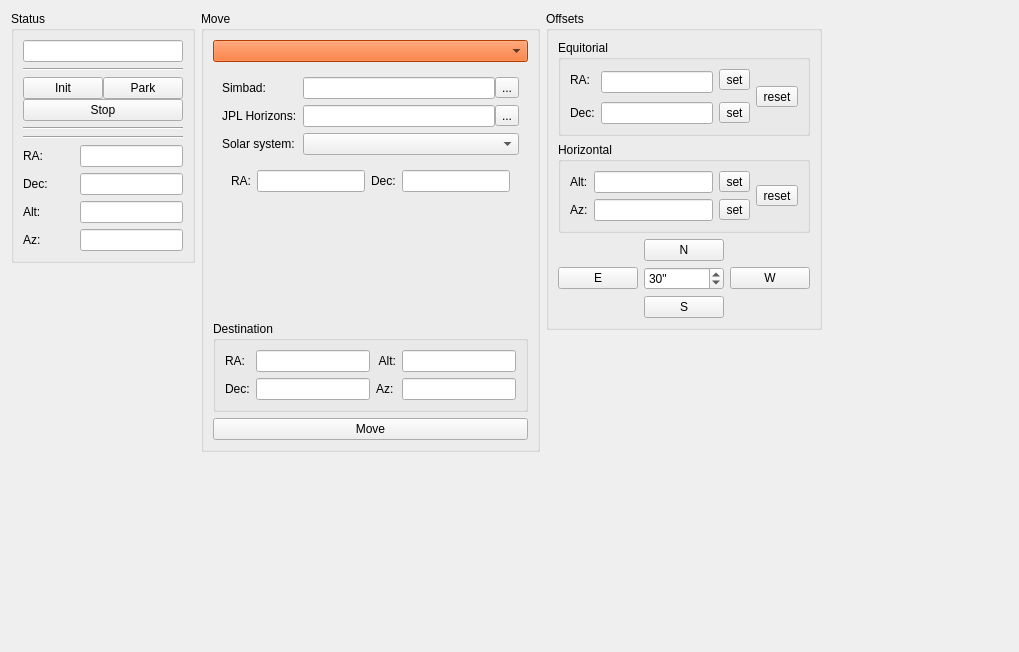
First picture: the form in pyobs_gui/qt/telescopewidget.ui, repository pyobs/pyobs-gui, before the edit.
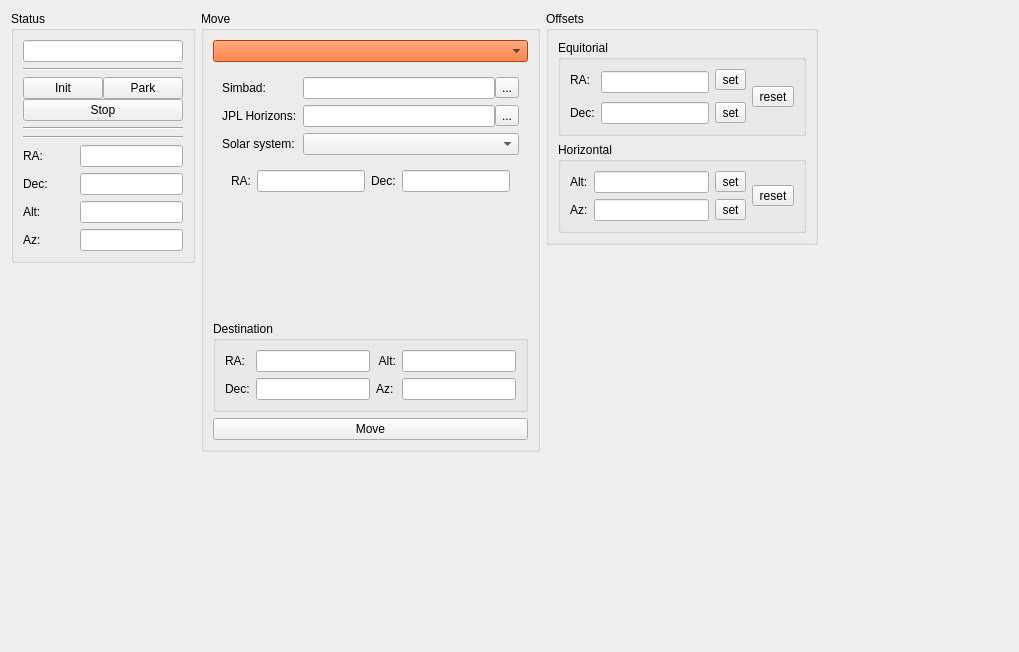
Second picture: the form after the edit. Icons and pictures are not drawn. Custom widgets are drawn as their Qt base class.

Patch:
```diff
--- a/pyobs_gui/qt/telescopewidget.ui
+++ b/pyobs_gui/qt/telescopewidget.ui
@@ -1580,87 +1580,6 @@
           </layout>
          </widget>
         </item>
-        <item>
-         <layout class="QHBoxLayout" name="horizontalLayout_3">
-          <property name="spacing">
-           <number>0</number>
-          </property>
-         </layout>
-        </item>
-        <item>
-         <layout class="QHBoxLayout" name="horizontalLayout_5">
-          <property name="spacing">
-           <number>0</number>
-          </property>
-         </layout>
-        </item>
-        <item>
-         <layout class="QGridLayout" name="gridLayout_7">
-          <item row="1" column="0">
-           <widget class="QPushButton" name="buttonOffsetEast">
-            <property name="text">
-             <string>E</string>
-            </property>
-            <property name="icon">
-             <iconset resource="resources.qrc">
-              <normaloff>:/resources/arrow-alt-circle-left-solid.svg</normaloff>:/resources/arrow-alt-circle-left-solid.svg</iconset>
-            </property>
-           </widget>
-          </item>
-          <item row="1" column="1">
-           <widget class="QSpinBox" name="spinOffset">
-            <property name="suffix">
-             <string>&quot;</string>
-            </property>
-            <property name="prefix">
-             <string/>
-            </property>
-            <property name="maximum">
-             <number>999</number>
-            </property>
-            <property name="singleStep">
-             <number>10</number>
-            </property>
-            <property name="value">
-             <number>30</number>
-            </property>
-           </widget>
-          </item>
-          <item row="1" column="2">
-           <widget class="QPushButton" name="buttonOffsetWest">
-            <property name="text">
-             <string>W</string>
-            </property>
-            <property name="icon">
-             <iconset resource="resources.qrc">
-              <normaloff>:/resources/arrow-alt-circle-right-solid.svg</normaloff>:/resources/arrow-alt-circle-right-solid.svg</iconset>
-            </property>
-           </widget>
-          </item>
-          <item row="0" column="1">
-           <widget class="QPushButton" name="buttonOffsetNorth">
-            <property name="text">
-             <string>N</string>
-            </property>
-            <property name="icon">
-             <iconset resource="resources.qrc">
-              <normaloff>:/resources/arrow-alt-circle-up-solid.svg</normaloff>:/resources/arrow-alt-circle-up-solid.svg</iconset>
-            </property>
-           </widget>
-          </item>
-          <item row="2" column="1">
-           <widget class="QPushButton" name="buttonOffsetSouth">
-            <property name="text">
-             <string>S</string>
-            </property>
-            <property name="icon">
-             <iconset resource="resources.qrc">
-              <normaloff>:/resources/arrow-alt-circle-down-solid.svg</normaloff>:/resources/arrow-alt-circle-down-solid.svg</iconset>
-            </property>
-           </widget>
-          </item>
-         </layout>
-        </item>
        </layout>
       </widget>
      </item>
@@ -1697,6 +1616,13 @@
    </item>
   </layout>
  </widget>
+ <customwidgets>
+  <customwidget>
+   <class>CompassMoveWidget</class>
+   <extends>QWidget</extends>
+   <header>compassmovewidget</header>
+  </customwidget>
+ </customwidgets>
  <tabstops>
   <tabstop>labelStatus</tabstop>
   <tabstop>buttonInit</tabstop>
```
Left out of the diff: 3 changed lines with no effect on the pictures.
